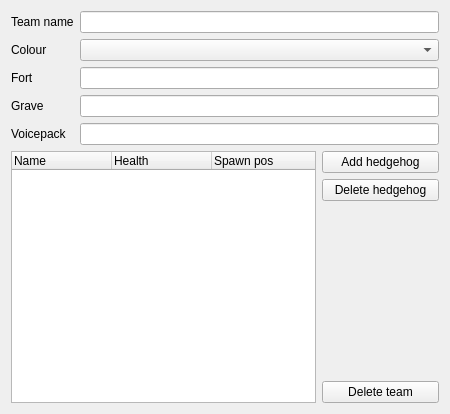
This is tools/MissionsEditor/teamedit.ui in burp/hedgewars as Qt 5 draws it before an edit. The edited form follows.
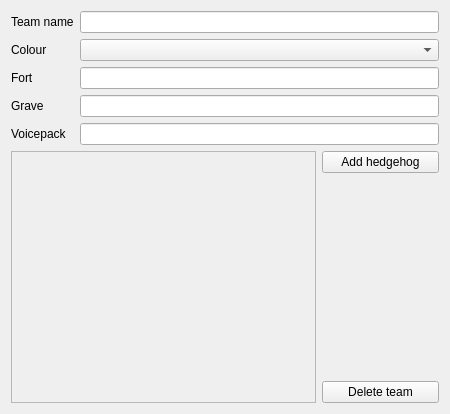
This is the edited form. Custom widgets are drawn as their Qt base class.

Commit message: Compete loading teams/hedgehogs part from mission config

What changed in the file:
```diff
--- a/tools/MissionsEditor/teamedit.ui
+++ b/tools/MissionsEditor/teamedit.ui
@@ -68,23 +68,66 @@
      </item>
     </layout>
    </item>
-   <item row="1" column="0" rowspan="4">
-    <widget class="QTreeWidget" name="treeWidget">
-     <column>
-      <property name="text">
-       <string>Name</string>
+   <item row="1" column="0" rowspan="3">
+    <widget class="QScrollArea" name="scrollArea">
+     <property name="widgetResizable">
+      <bool>true</bool>
+     </property>
+     <widget class="QWidget" name="scrollAreaWidgetContents">
+      <property name="geometry">
+       <rect>
+        <x>0</x>
+        <y>0</y>
+        <width>301</width>
+        <height>235</height>
+       </rect>
       </property>
-     </column>
-     <column>
-      <property name="text">
-       <string>Health</string>
-      </property>
-     </column>
-     <column>
-      <property name="text">
-       <string>Spawn pos</string>
-      </property>
-     </column>
+      <layout class="QVBoxLayout" name="verticalLayout">
+       <property name="spacing">
+        <number>3</number>
+       </property>
+       <property name="margin">
+        <number>4</number>
+       </property>
+       <item>
+        <widget class="HedgehogEdit" name="widget" native="true"/>
+       </item>
+       <item>
+        <widget class="HedgehogEdit" name="widget_3" native="true"/>
+       </item>
+       <item>
+        <widget class="HedgehogEdit" name="widget_4" native="true"/>
+       </item>
+       <item>
+        <widget class="HedgehogEdit" name="widget_5" native="true"/>
+       </item>
+       <item>
+        <widget class="HedgehogEdit" name="widget_6" native="true"/>
+       </item>
+       <item>
+        <widget class="HedgehogEdit" name="widget_7" native="true"/>
+       </item>
+       <item>
+        <widget class="HedgehogEdit" name="widget_8" native="true"/>
+       </item>
+       <item>
+        <widget class="HedgehogEdit" name="widget_2" native="true"/>
+       </item>
+       <item>
+        <spacer name="verticalSpacer_2">
+         <property name="orientation">
+          <enum>Qt::Vertical</enum>
+         </property>
+         <property name="sizeHint" stdset="0">
+          <size>
+           <width>20</width>
+           <height>120</height>
+          </size>
+         </property>
+        </spacer>
+       </item>
+      </layout>
+     </widget>
     </widget>
    </item>
    <item row="1" column="1">
@@ -95,13 +138,6 @@
     </widget>
    </item>
    <item row="2" column="1">
-    <widget class="QPushButton" name="pbDeleteHedgehog">
-     <property name="text">
-      <string>Delete hedgehog</string>
-     </property>
-    </widget>
-   </item>
-   <item row="3" column="1">
     <spacer name="verticalSpacer">
      <property name="orientation">
       <enum>Qt::Vertical</enum>
@@ -114,7 +150,7 @@
      </property>
     </spacer>
    </item>
-   <item row="4" column="1">
+   <item row="3" column="1">
     <widget class="QPushButton" name="pbDeleteTeam">
      <property name="text">
       <string>Delete team</string>
@@ -123,6 +159,14 @@
    </item>
   </layout>
  </widget>
+ <customwidgets>
+  <customwidget>
+   <class>HedgehogEdit</class>
+   <extends>QWidget</extends>
+   <header>hedgehogedit.h</header>
+   <container>1</container>
+  </customwidget>
+ </customwidgets>
  <resources/>
  <connections/>
 </ui>
```
The commit also changes 9 other files.
